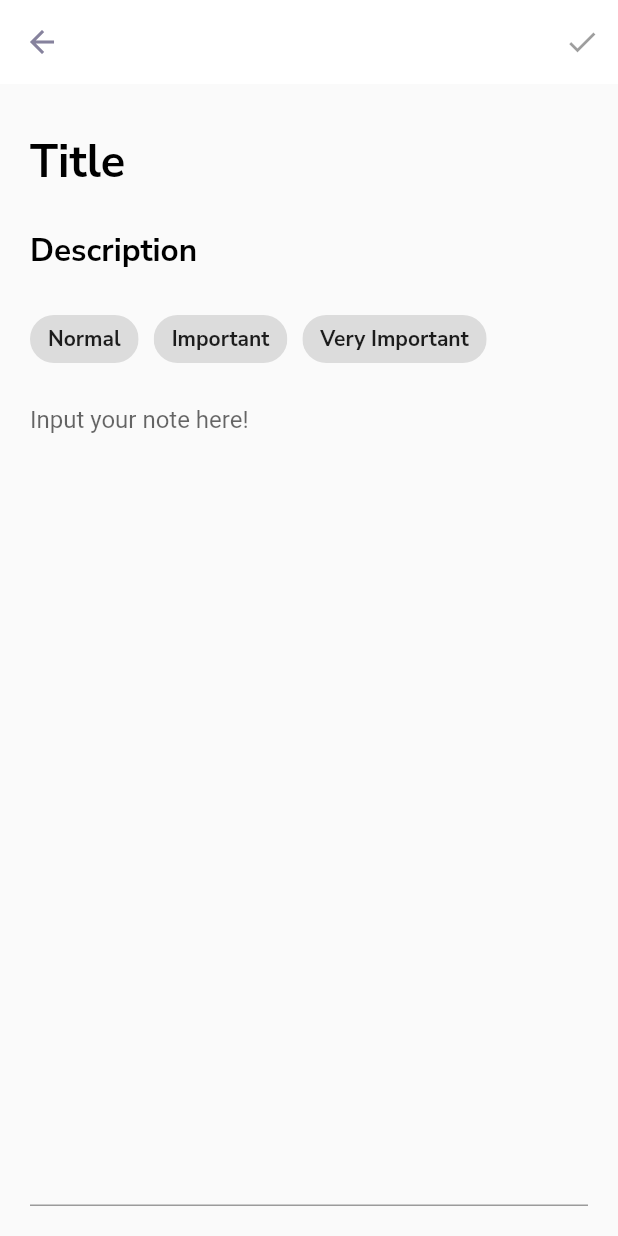
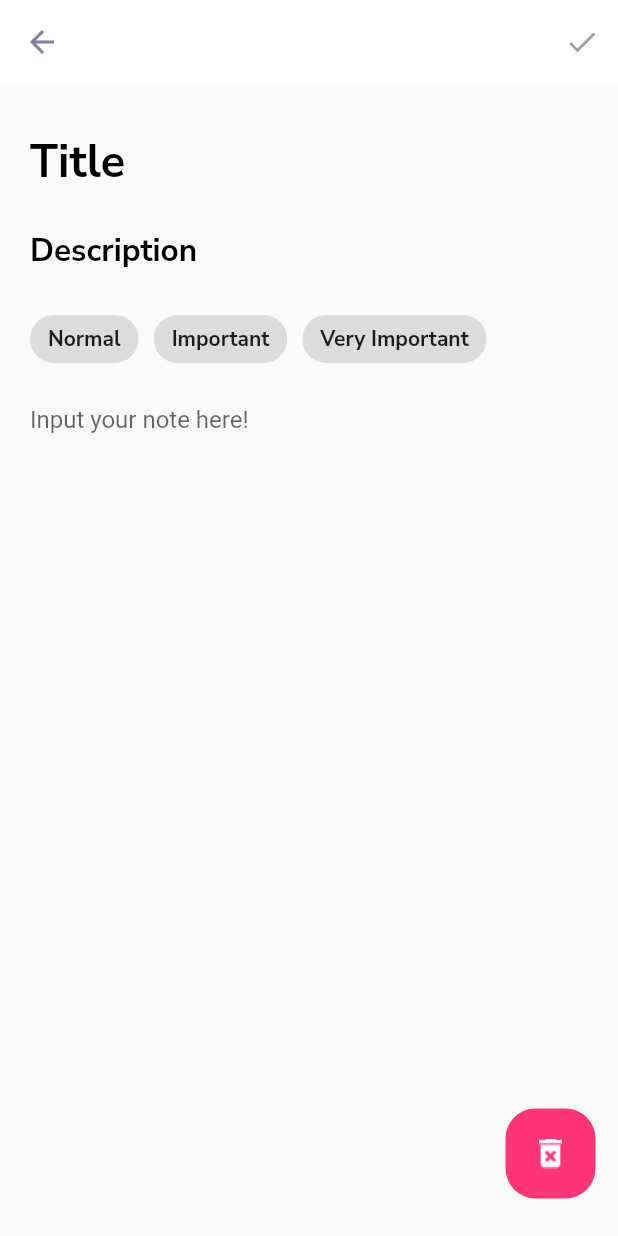
Before and after one commit to minhdang2803/To-do-App-Flutter, a Flutter app: the NoteScreen screen opened directly, on a phone screen of 412 x 824 dp. Run offline on Flutter 3.47's test engine with Material 2 defaults, Android fonts, the phone set to English and light mode, and no system bars; our stand-ins replace device_preview, google_fonts.

Commit message:
Adding Taking note UI, modify the TaskCard()

```diff
--- a/lib/screens/note_screen.dart
+++ b/lib/screens/note_screen.dart
@@ -10,7 +10,6 @@ class NoteScreen extends StatefulWidget {
 
 class _NoteScreenState extends State<NoteScreen> {
   List<bool> _isSelected = [false, false, false];
-  List<int> _clickedCounter = [0, 0, 0];
   final _title = TextEditingController();
   final _description = TextEditingController();
   final _textInside = TextEditingController();
@@ -46,7 +45,9 @@ class _NoteScreenState extends State<NoteScreen> {
         actions: const [IconButton(onPressed: null, icon: Icon(Icons.check))],
       ),
       body: SafeArea(
-        child: Container(
+        child: Stack(
+          children: [
+            Container(
               padding: const EdgeInsets.all(20),
               child: Column(
                 crossAxisAlignment: CrossAxisAlignment.start,
@@ -59,6 +60,9 @@ class _NoteScreenState extends State<NoteScreen> {
                   buildContextInside()
                 ],
               ),
+            ),
+            buildCancelButton(context)
+          ],
         ),
       ),
     );
@@ -104,7 +108,8 @@ class _NoteScreenState extends State<NoteScreen> {
     return Expanded(
       child: TextField(
         controller: _textInside,
-        decoration: InputDecoration(hintText: 'Input your note here!'),
+        decoration: const InputDecoration(
+            hintText: 'Input your note here!', border: InputBorder.none),
         keyboardType: TextInputType.multiline,
         maxLines: 100,
       ),
@@ -122,4 +127,22 @@ class _NoteScreenState extends State<NoteScreen> {
       style: TodoTheme.lightTextTheme.headline2,
     );
   }
+
+  Widget buildCancelButton(BuildContext context) {
+    return Positioned(
+      bottom: 25.0,
+      right: 15.0,
+      child: InkWell(
+        onTap: () => Navigator.pop(context),
+        child: Container(
+          width: 60,
+          height: 60,
+          decoration: const BoxDecoration(
+              color: Color(0xffFE3577),
+              borderRadius: BorderRadius.all(Radius.circular(20))),
+          child: const Image(image: AssetImage('assets/delete_icon.png')),
+        ),
+      ),
+    );
   }
+}
```
Lines whose indentation alone changed are shown as unchanged.
